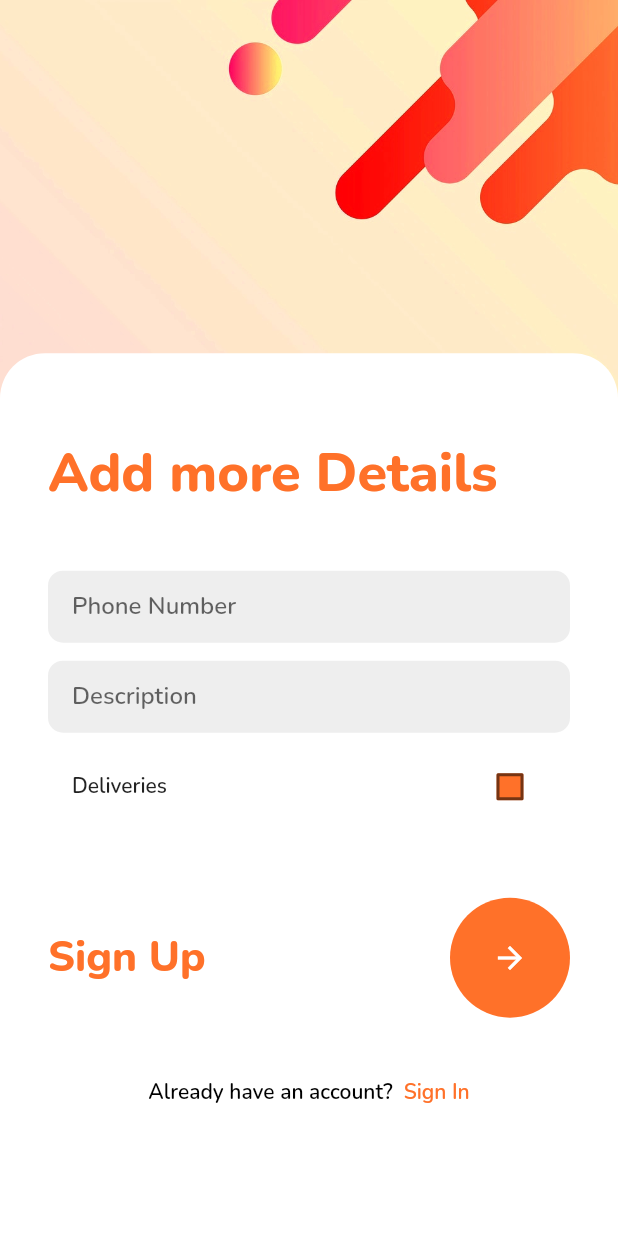
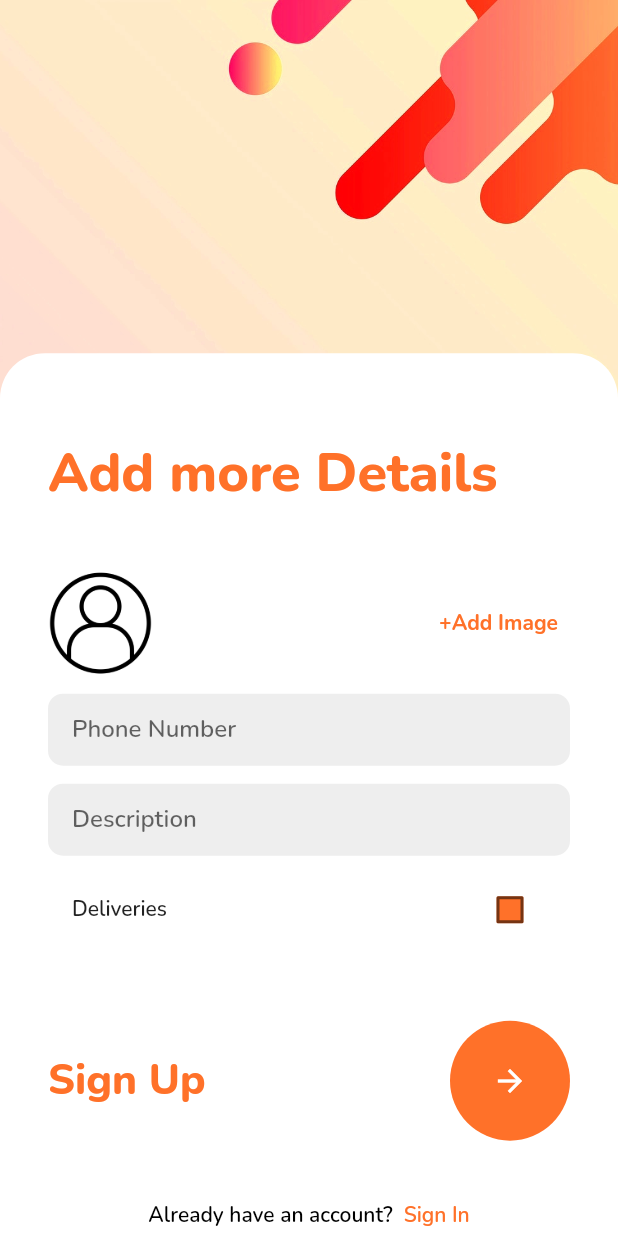
Before and after one commit to xybercommander/grocs_devfest_2.0, a Flutter app: the ShopDetails screen opened directly with empty values, on a phone screen of 412 x 824 dp. Run offline on Flutter 3.47's test engine with Material 2 defaults, Android fonts, the phone set to English and light mode, and no system bars; our stand-ins replace cached_network_image, cloud_firestore, firebase_auth, firebase_core, firebase_storage, flutter_switch and 6 more; missing offline and left inert: encrypt; accounts and stored records are empty; project files that could hold a hidden picture were left out.

Commit message:
added shop image upload

```diff
--- a/lib/views/AuthPages/shop_details.dart
+++ b/lib/views/AuthPages/shop_details.dart
@@ -1,6 +1,9 @@
+// @dart=2.9
 import 'dart:async';
-
+import 'dart:io';
+import 'package:firebase_storage/firebase_storage.dart';
 import 'package:flutter/material.dart';
+import 'package:fluttertoast/fluttertoast.dart';
 import 'package:grocs/constants/user_constants.dart';
 import 'package:grocs/services/auth.dart';
 import 'package:grocs/services/database.dart';
@@ -8,11 +11,12 @@ import 'package:grocs/services/shared_preferences.dart';
 import 'package:grocs/utils/colors.dart';
 import 'package:grocs/views/AuthPages/sign_in_page.dart';
 import 'package:grocs/views/navigator_page.dart';
+import 'package:image_picker/image_picker.dart';
 import 'package:page_transition/page_transition.dart';
 
 class ShopDetails extends StatefulWidget {
   final Map shopUserInfo;
-  const ShopDetails({ Key? key, required this.shopUserInfo }) : super(key: key);
+  const ShopDetails({ Key key, @required this.shopUserInfo }) : super(key: key);
 
   @override
   _ShopDetailsState createState() => _ShopDetailsState();
@@ -24,20 +28,29 @@ class _ShopDetailsState extends State<ShopDetails> {
   TextEditingController description = TextEditingController();
   bool delivery = false;
 
+  File _image;
+  String imgUrl = '';
+
   AuthMethods authMethods = AuthMethods();
   DatabaseMethods databaseMethods = DatabaseMethods();
 
-  shopSignUp() {
+  shopSignUp() async {
+    if(_image != null) {
+      await uploadPic();
+    }
+
     authMethods.signUpWithEmailAndPassword(widget.shopUserInfo['email'], widget.shopUserInfo['password'])
         .then((value) async {
           UserConstants.name = widget.shopUserInfo['name'];
           UserConstants.email = widget.shopUserInfo['email'];
           UserConstants.isShop = true;
+          if(imgUrl != '') UserConstants.imgUrl = imgUrl;
 
           Map<String, dynamic> shopUserInfo = {
             'name': widget.shopUserInfo['name'],
             'isShop': true,
-            'email': widget.shopUserInfo['email']
+            'email': widget.shopUserInfo['email'],
+            'imgUrl': imgUrl
           };
           await databaseMethods.uploadUserInfo(shopUserInfo);
 
@@ -45,7 +58,8 @@ class _ShopDetailsState extends State<ShopDetails> {
             'contact': phone.text,
             'delivery': true,
             'description': description.text,
-            'name': widget.shopUserInfo['name']
+            'name': widget.shopUserInfo['name'],
+            'imgUrl': imgUrl
           };
           databaseMethods.uploadShopInfo(shopData);
 
@@ -53,12 +67,36 @@ class _ShopDetailsState extends State<ShopDetails> {
           SharedPref.saveEmailSharedPreference(widget.shopUserInfo['email']);
           SharedPref.saveIsShopSharedPreference(true);
           SharedPref.saveLoggedInSharedPreference(true);
+          if(imgUrl != '') SharedPref.saveImgUrlSharedPreference(imgUrl);
 
           Navigator.pushReplacement(context, PageTransition(
             child: NavigatorPage(),
             type: PageTransitionType.rightToLeftWithFade
           ));
         });
+  }
+
+  final picker = ImagePicker();
+  Future getImage() async {
+    PickedFile pickedFile = await picker.getImage(source: ImageSource.gallery);
+    setState(() {
+      if (pickedFile != null) {
+        _image = File(pickedFile.path);
+      } else {
+        Fluttertoast.showToast(
+            msg: 'No Image Picked!',
+            textColor: Colors.white,
+            backgroundColor: Color.fromRGBO(253, 170, 142, 1));
+      }
+    });
+  }
+
+  Future uploadPic() async {
+    final file = _image;
+    FirebaseStorage storage = FirebaseStorage.instance;
+    Reference reference = storage.ref().child(file.path);
+    await reference.putFile(file);
+    imgUrl = await reference.getDownloadURL();
   }
 
   @override
@@ -105,6 +143,34 @@ class _ShopDetailsState extends State<ShopDetails> {
                       ),
                     ),
                     Container(
+                      padding: EdgeInsets.symmetric(horizontal: 32),
+                      child: Row(
+                        mainAxisAlignment: MainAxisAlignment.spaceBetween,
+                        children: [
+                          CircleAvatar(
+                            backgroundImage: _image == null
+                                ? AssetImage('assets/images/account_image.png')
+                                : FileImage(_image),
+                            backgroundColor: Colors.transparent,
+                            radius: 35,
+                          ),
+                          TextButton(
+                            onPressed: () {
+                              getImage();
+                            },
+                            child: Text(
+                              '+Add Image',
+                              style: TextStyle(
+                                color: AppColors.lightTheme,
+                                fontFamily: 'Nunito-Bold'
+                              ),
+                            ),
+                          )
+                        ],
+                      ),
+                    ),
+                    SizedBox(height: 12,),
+                    Container(
                       padding: EdgeInsets.symmetric(horizontal: 16),
                       margin: EdgeInsets.symmetric(horizontal: 32),
                       decoration: BoxDecoration(
@@ -149,7 +215,7 @@ class _ShopDetailsState extends State<ShopDetails> {
                             fillColor: MaterialStateProperty.all<Color>(AppColors.lightTheme),
                             onChanged: (value) {
                               setState(() {
-                                delivery = value!;
+                                delivery = value;
                               });
                             },
                           )
--- a/lib/views/settings_page.dart
+++ b/lib/views/settings_page.dart
@@ -57,6 +57,7 @@ class _SettingsPageState extends State<SettingsPage> {
                           ),
                     ),
                   ),
+                  SizedBox(height: 8,),
                   Text(
                     UserConstants.name,
                     style: TextStyle(
```
